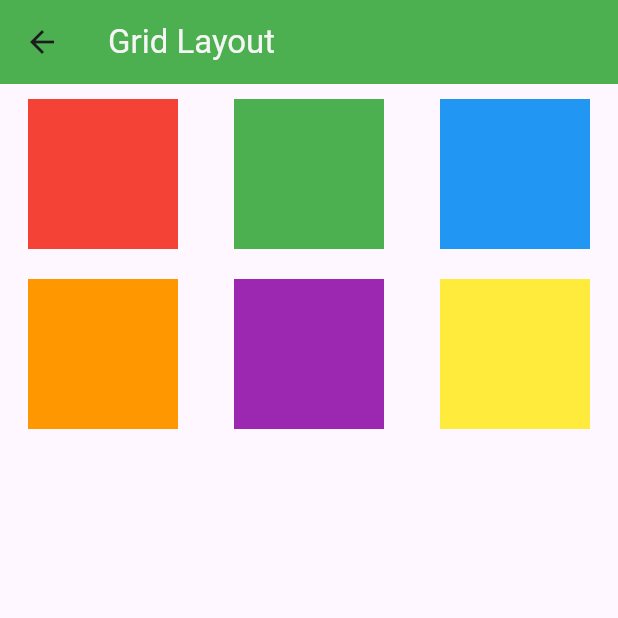
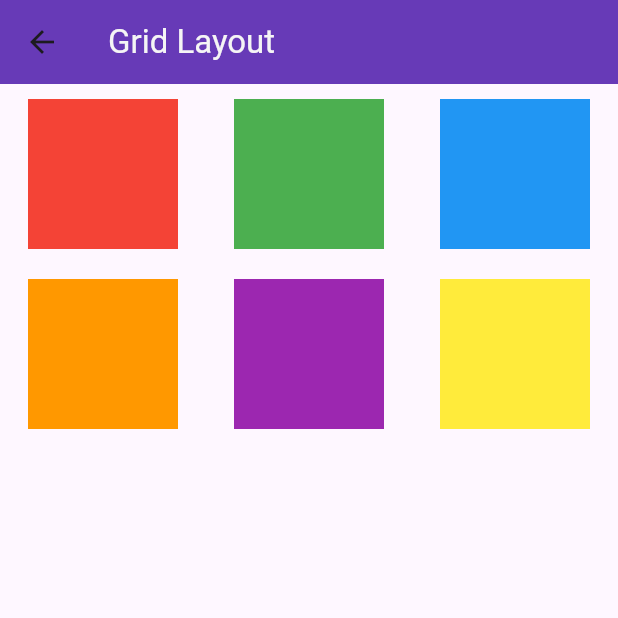
Before and after one commit to rtcteen/moblie_app_week3, a Flutter app: the AnswerPortal screen opened directly, after a tap on "Answer1", on a phone screen of 412 x 824 dp, the top half of it. Run offline on Flutter 3.47's test engine with Material 3 defaults, Android fonts, the light colour scheme and no system bars; network calls fail.

Commit message:
Week3 Lab

```diff
--- a/lib/main.dart
+++ b/lib/main.dart
@@ -22,7 +22,7 @@ class MyApp extends StatelessWidget {
         colorScheme: ColorScheme.fromSeed(seedColor: Colors.deepPurple),
         useMaterial3: true,
       ),
-      home: const Answer1());
+      home: const AnswerPortal());
   }
 }
 
--- a/lib/page_answer/answer1.dart
+++ b/lib/page_answer/answer1.dart
@@ -10,7 +10,7 @@ class Answer1 extends StatelessWidget {
         title: const Text("Grid Layout",
           style: TextStyle(color: Color.fromARGB(255, 245, 245, 245),),
         ),
-        backgroundColor: Colors.green,
+        backgroundColor: Colors.deepPurple,
       ),
       body: Container(
         padding: const EdgeInsets.all(10),
--- a/lib/page_answer/answer2.dart
+++ b/lib/page_answer/answer2.dart
@@ -10,7 +10,7 @@ class Answer2 extends StatelessWidget {
         title: const Text("Social Media Post",
           style: TextStyle(color: Color.fromARGB(255, 245, 245, 245),),
         ),
-        backgroundColor: Colors.green,
+        backgroundColor: Colors.deepPurple,
       ),
       body: Container(
         padding: const EdgeInsets.all(10),
--- a/lib/page_answer/answer3.dart
+++ b/lib/page_answer/answer3.dart
@@ -10,7 +10,7 @@ class Answer3 extends StatelessWidget {
         title: const Text('Product Layout',
           style: TextStyle(color: Color.fromARGB(255, 245, 245, 245),),
         ),
-        backgroundColor: Colors.green,
+        backgroundColor: Colors.deepPurple,
       ),
       body: Column(
         mainAxisAlignment: MainAxisAlignment.start,
--- a/lib/page_answer/answer4.dart
+++ b/lib/page_answer/answer4.dart
@@ -10,7 +10,7 @@ class Answer4 extends StatelessWidget {
         title: const Text("Profile Page",
           style: TextStyle(color: Color.fromARGB(255, 245, 245, 245),),
         ),
-        backgroundColor: Colors.green,
+        backgroundColor: Colors.deepPurple,
       ),
       body: Column(
         crossAxisAlignment: CrossAxisAlignment.start,
--- a/lib/page_answer/answer_portal.dart
+++ b/lib/page_answer/answer_portal.dart
@@ -16,7 +16,7 @@ class AnswerPortal extends StatelessWidget {
             style: TextStyle(color: Color.fromARGB(255, 245, 245, 245),),
           ),
         ),
-        backgroundColor: Colors.green,
+        backgroundColor: Colors.deepPurple,
       ),
       body: Container(
         color: Colors.deepPurple[50],
```
